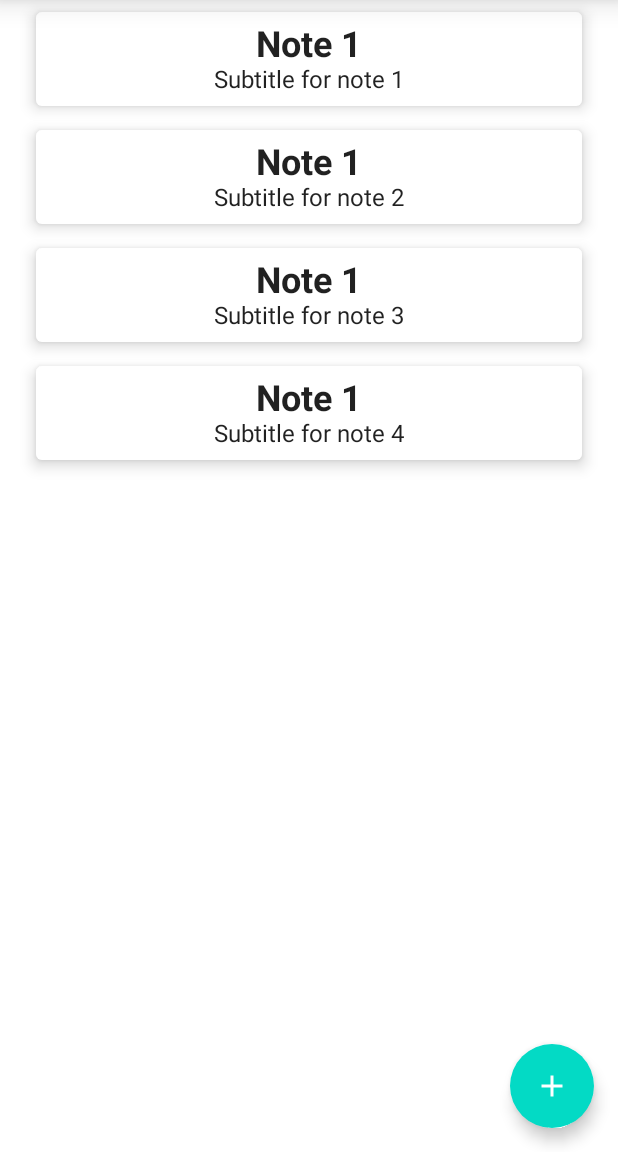
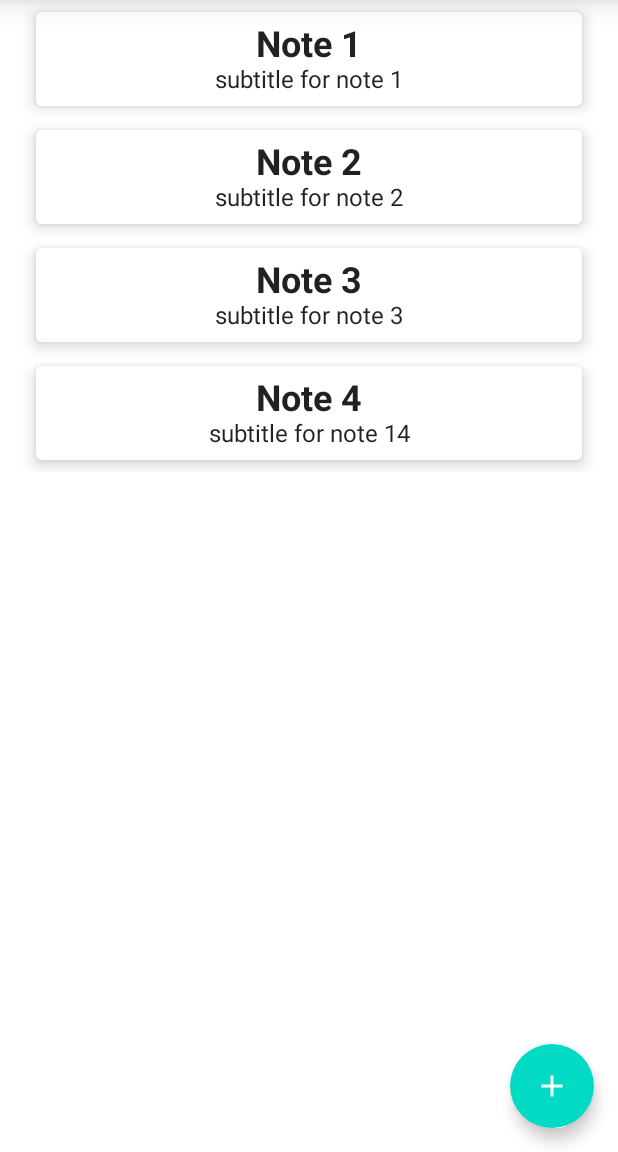
Before and after one commit to AitiLar/NotesAppMVVM, an Android app built with Jetpack Compose: the screen it shows after launch (MainActivity), after a tap on "Room database", on a phone screen of 412 x 824 dp, the part 84-1236 px from its top. Run offline under Robolectric (Android 15) with nearby library versions, the phone set to English and light mode, and no system bars; our stand-ins replace Room's generated code, livedata-compose.

Commit message:
Lesson-3

```diff
--- a/app/build.gradle
+++ b/app/build.gradle
@@ -1,6 +1,7 @@
 plugins {
     id 'com.android.application'
     id 'org.jetbrains.kotlin.android'
+    id 'kotlin-kapt'
 }
 
 android {
@@ -44,6 +45,7 @@ android {
             excludes += '/META-INF/{AL2.0,LGPL2.1}'
         }
     }
+
 }
 
 dependencies {
@@ -60,8 +62,16 @@ dependencies {
     androidTestImplementation "androidx.compose.ui:ui-test-junit4:$compose_ui_version"
     debugImplementation "androidx.compose.ui:ui-tooling:$compose_ui_version"
     debugImplementation "androidx.compose.ui:ui-test-manifest:$compose_ui_version"
+    implementation "androidx.compose.runtime:runtime-livedata:$compose_ui_version"
 
-    def nav_version = "2.5.3"
+    def nav_version = "2.4.1"
 
     implementation "androidx.navigation:navigation-compose:$nav_version"
+
+    def room_version = "2.4.2"
+    implementation "androidx.room:room-runtime:$room_version"
+    kapt "androidx.room:room-compiler:$room_version"
+    implementation "androidx.room:room-ktx:$room_version"
+
+
 }
--- /dev/null
+++ b/app/src/main/java/ai/lar/notesappmvvm/MainViewModel.kt
@@ -0,0 +1,55 @@
+package ai.lar.notesappmvvm
+
+import ai.lar.notesappmvvm.model.Note
+import ai.lar.notesappmvvm.utils.TYPE_FIREBASE
+import ai.lar.notesappmvvm.utils.TYPE_ROOM
+import android.app.Application
+import android.util.Log
+import androidx.lifecycle.AndroidViewModel
+import androidx.lifecycle.LiveData
+import androidx.lifecycle.MutableLiveData
+import androidx.lifecycle.ViewModel
+import androidx.lifecycle.ViewModelProvider
+
+class MainViewModel (application: Application) :AndroidViewModel(application) {
+
+    val readTest: MutableLiveData<List<Note>> by lazy {
+        MutableLiveData<List<Note>>()
+    }
+
+    val dbType: MutableLiveData<String> by lazy {
+        MutableLiveData<String>(TYPE_ROOM)
+    }
+
+    init {
+        readTest.value =
+            when(dbType.value){
+                TYPE_ROOM -> {
+                    listOf<Note>(
+                        Note(title = "Note 1", subtitle = "subtitle for note 1"),
+                        Note(title = "Note 2", subtitle = "subtitle for note 2"),
+                        Note(title = "Note 3", subtitle = "subtitle for note 3"),
+                        Note(title = "Note 4", subtitle = "subtitle for note 14")
+                    )
+                }
+                TYPE_FIREBASE -> listOf()
+                else -> listOf()
+            }
+    }
+
+    fun initDatabase(type: String){
+        dbType.value = type
+        Log.d("checData", "MainViewModel initDatabase: $type")
+    }
+}
+
+class MainViewModelFactory(private val application: Application) : ViewModelProvider.Factory{
+    override fun <T : ViewModel> create(modelClass: Class<T>): T {
+        if(modelClass.isAssignableFrom(MainViewModel::class.java)){
+            return MainViewModel(application = application) as T
+        }
+        throw IllegalAccessException("Unknow ViewModel Class")
+    }
+
+
+}
--- /dev/null
+++ b/app/src/main/java/ai/lar/notesappmvvm/model/Note.kt
@@ -0,0 +1,15 @@
+package ai.lar.notesappmvvm.model
+
+import androidx.room.ColumnInfo
+import androidx.room.Entity
+import androidx.room.PrimaryKey
+
+@Entity(tableName = "notes_table")
+data class Note(
+    @PrimaryKey(autoGenerate = true)
+    val id: Int = 0,
+    @ColumnInfo
+    val title: String,
+    @ColumnInfo
+    val subtitle: String
+)
--- a/app/src/main/java/ai/lar/notesappmvvm/screens/Main.kt
+++ b/app/src/main/java/ai/lar/notesappmvvm/screens/Main.kt
@@ -1,28 +1,42 @@
 package ai.lar.notesappmvvm.screens
 
+import ai.lar.notesappmvvm.MainViewModel
+import ai.lar.notesappmvvm.MainViewModelFactory
+import ai.lar.notesappmvvm.model.Note
 import ai.lar.notesappmvvm.navigation.NavRoute
 import ai.lar.notesappmvvm.ui.theme.NotesAppMVVMTheme
+import android.app.Application
 import androidx.compose.foundation.clickable
 import androidx.compose.foundation.layout.Column
 import androidx.compose.foundation.layout.fillMaxSize
 import androidx.compose.foundation.layout.fillMaxWidth
 import androidx.compose.foundation.layout.padding
+import androidx.compose.foundation.lazy.LazyColumn
+import androidx.compose.foundation.lazy.items
 import androidx.compose.material.*
 import androidx.compose.material.icons.Icons
 import androidx.compose.material.icons.filled.Add
 import androidx.compose.runtime.Composable
+import androidx.compose.runtime.livedata.observeAsState
 import androidx.compose.ui.Alignment
 import androidx.compose.ui.Modifier
 import androidx.compose.ui.graphics.Color
+import androidx.compose.ui.platform.LocalContext
 import androidx.compose.ui.text.font.FontWeight
 import androidx.compose.ui.tooling.preview.Preview
 import androidx.compose.ui.unit.dp
 import androidx.compose.ui.unit.sp
+import androidx.lifecycle.viewmodel.compose.viewModel
 import androidx.navigation.NavHostController
 import androidx.navigation.compose.rememberNavController
 
 @Composable
 fun MainScreen(navController: NavHostController) {
+    val context = LocalContext.current
+    val mViewModel: MainViewModel =
+        viewModel(factory = MainViewModelFactory(context.applicationContext as Application))
+
+    val notes = mViewModel.readTest.observeAsState(listOf()).value
     Scaffold(
         floatingActionButton = {
             FloatingActionButton(onClick = {
@@ -34,18 +48,25 @@ fun MainScreen(navController: NavHostController) {
             }
         }
     ) {
-        Column() {
+        /*  Column() {
             NoteItem(title = "Note 1", subtitle = "Subtitle for note 1", navController = navController)
-            NoteItem(title = "Note 1", subtitle = "Subtitle for note 2", navController = navController)
-            NoteItem(title = "Note 1", subtitle = "Subtitle for note 3", navController = navController)
-            NoteItem(title = "Note 1", subtitle = "Subtitle for note 4", navController = navController)
+             NoteItem(title = "Note 1", subtitle = "Subtitle for note 2", navController = navController)
+             NoteItem(title = "Note 1", subtitle = "Subtitle for note 3", navController = navController)
+             NoteItem(title = "Note 1", subtitle = "Subtitle for note 4", navController = navController)
+
+        } */
+
+        LazyColumn{
+            items(notes) { item: Note ->
+                NoteItem(note = item, navController = navController)
+            }
         }
 
     }
 }
 
 @Composable
-fun NoteItem(title: String, subtitle: String, navController: NavHostController){
+fun NoteItem(note: Note, navController: NavHostController){
     Card(
         modifier = Modifier
             .fillMaxWidth()
@@ -57,11 +78,11 @@ fun NoteItem(title: String, subtitle: String, navController: NavHostController){
     ){
         Column(modifier = Modifier.padding(vertical = 8.dp),
             horizontalAlignment = Alignment.CenterHorizontally) {
-            Text(text = title,
+            Text(text = note.title,
                 fontSize = 24.sp,
                 fontWeight = FontWeight.Bold
             )
-            Text(text = subtitle)
+            Text(text = note.subtitle)
         }
 
     }
--- a/app/src/main/java/ai/lar/notesappmvvm/screens/Start.kt
+++ b/app/src/main/java/ai/lar/notesappmvvm/screens/Start.kt
@@ -1,7 +1,12 @@
 package ai.lar.notesappmvvm.screens
 
+import ai.lar.notesappmvvm.MainViewModel
+import ai.lar.notesappmvvm.MainViewModelFactory
 import ai.lar.notesappmvvm.navigation.NavRoute
 import ai.lar.notesappmvvm.ui.theme.NotesAppMVVMTheme
+import ai.lar.notesappmvvm.utils.TYPE_FIREBASE
+import ai.lar.notesappmvvm.utils.TYPE_ROOM
+import android.app.Application
 import androidx.compose.foundation.layout.*
 import androidx.compose.material.Button
 import androidx.compose.material.Scaffold
@@ -9,13 +14,18 @@ import androidx.compose.material.Text
 import androidx.compose.runtime.Composable
 import androidx.compose.ui.Alignment
 import androidx.compose.ui.Modifier
+import androidx.compose.ui.platform.LocalContext
 import androidx.compose.ui.tooling.preview.Preview
 import androidx.compose.ui.unit.dp
+import androidx.lifecycle.viewmodel.compose.viewModel
 import androidx.navigation.NavHostController
 import androidx.navigation.compose.rememberNavController
 
 @Composable
 fun StartScreen(navController: NavHostController) {
+    val context = LocalContext.current
+    val mViewModel: MainViewModel =
+        viewModel(factory = MainViewModelFactory(context.applicationContext as Application))
     Scaffold(
         modifier = Modifier.fillMaxSize()) {
         Column (
@@ -25,6 +35,7 @@ fun StartScreen(navController: NavHostController) {
             ){
             Text(text = "What will we use?")
             Button(onClick = {
+                mViewModel.initDatabase(TYPE_ROOM)
                              navController.navigate(route = NavRoute.Main.route)
                              },
             modifier = Modifier
@@ -34,6 +45,7 @@ fun StartScreen(navController: NavHostController) {
                 Text(text = "Room database")
             }
             Button(onClick = {
+                mViewModel.initDatabase(TYPE_FIREBASE)
                 navController.navigate(route = NavRoute.Main.route)
             },
                 modifier = Modifier
--- /dev/null
+++ b/app/src/main/java/ai/lar/notesappmvvm/utils/Constants.kt
@@ -0,0 +1,5 @@
+package ai.lar.notesappmvvm.utils
+
+const val TYPE_DATABASE = "type_database"
+const val TYPE_ROOM = "type_room"
+const val TYPE_FIREBASE = "type_firebase"
```
